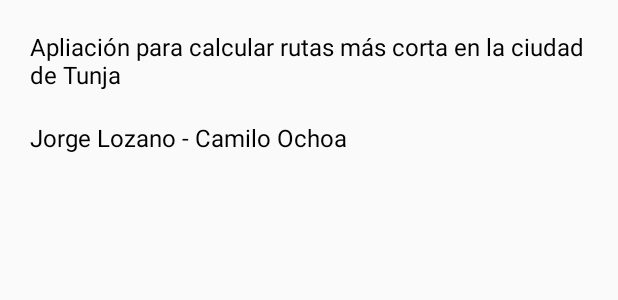
After one commit to lokocharry/RuCal, an Android app: the layout about.xml on its own in the app's theme, with its tools: preview values and no code run, on a phone screen of 412 x 824 dp. The commit adds this screen. Shown: the top 300 px of the screen. Run offline under Robolectric (Android 15) with nearby library versions, the phone set to English and light mode, and no system bars.

Commit message:
A ver qué hay de nuevo

```diff
--- a/app/src/main/java/xsoft/com/rucal/ARView.java
+++ b/app/src/main/java/xsoft/com/rucal/ARView.java
@@ -18,9 +18,6 @@ import com.beyondar.android.world.World;
 
 import java.util.ArrayList;
 
-/**
- * Created by INGENIERIA on 24/02/2016.
- */
 public class ARView extends ActionBarActivity implements OnClickBeyondarObjectListener {
 
     private BeyondarFragmentSupport mBeyondarFragment;
--- /dev/null
+++ b/app/src/main/res/layout/about.xml
@@ -0,0 +1,29 @@
+<?xml version="1.0" encoding="utf-8"?>
+<!-- Copyright (C) 2009 The Android Open Source Project
+          http://www.apache.org/licenses/LICENSE-2.0
+-->
+
+<LinearLayout xmlns:android="http://schemas.android.com/apk/res/android"
+    android:layout_width="match_parent"
+    android:layout_height="match_parent"
+    android:orientation="vertical"
+    android:padding="20dip">
+
+    <TextView
+        android:layout_width="match_parent"
+        android:layout_height="wrap_content"
+        android:textSize="16sp"
+        android:text="Apliación para calcular rutas más corta en la ciudad de Tunja"
+        android:textColor="@android:color/black" />
+
+    <TextView
+        android:id="@+id/about_credits"
+        android:layout_width="match_parent"
+        android:layout_height="wrap_content"
+        android:paddingTop="20dip"
+        android:textSize="16sp"
+        android:text="Jorge Lozano - Camilo Ochoa"
+        android:autoLink="web"
+        android:textColor="@android:color/black" />
+
+</LinearLayout>
```
Also changed, not shown: app/src/main/java/xsoft/com/rucal/MainActivity.java (+28 -3 lines), app/src/main/java/xsoft/com/rucal/RutaFragment.java (+30 -31 lines), app/src/main/res/layout/fragment_alerta.xml (+8 -8 lines), app/src/main/res/layout/fragment_ruta.xml (+9 -9 lines).
